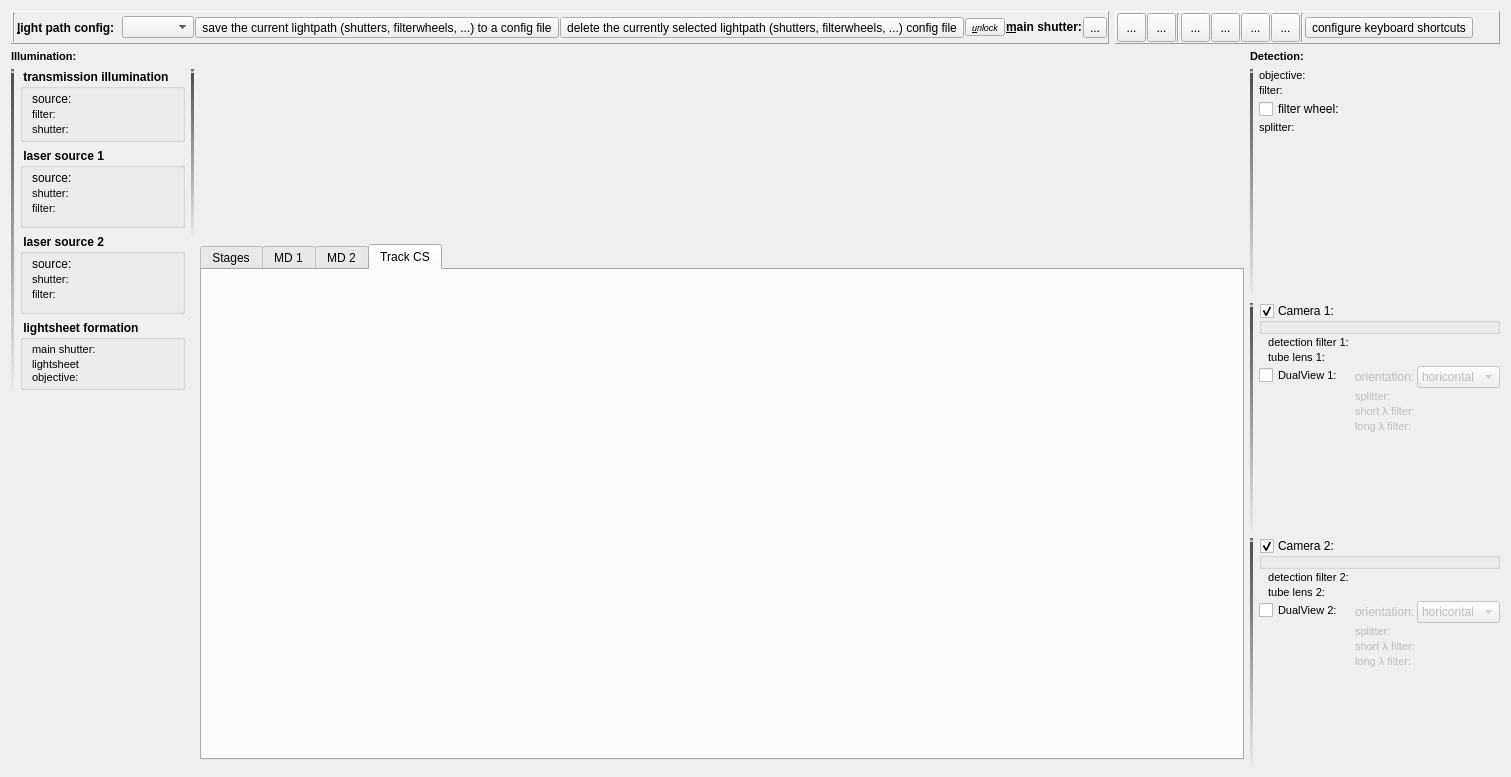
Above: plugins/spimb040/qfespimb040opticssetup.ui from lukl/QuickFit3 before the change. Below: the same form after it.
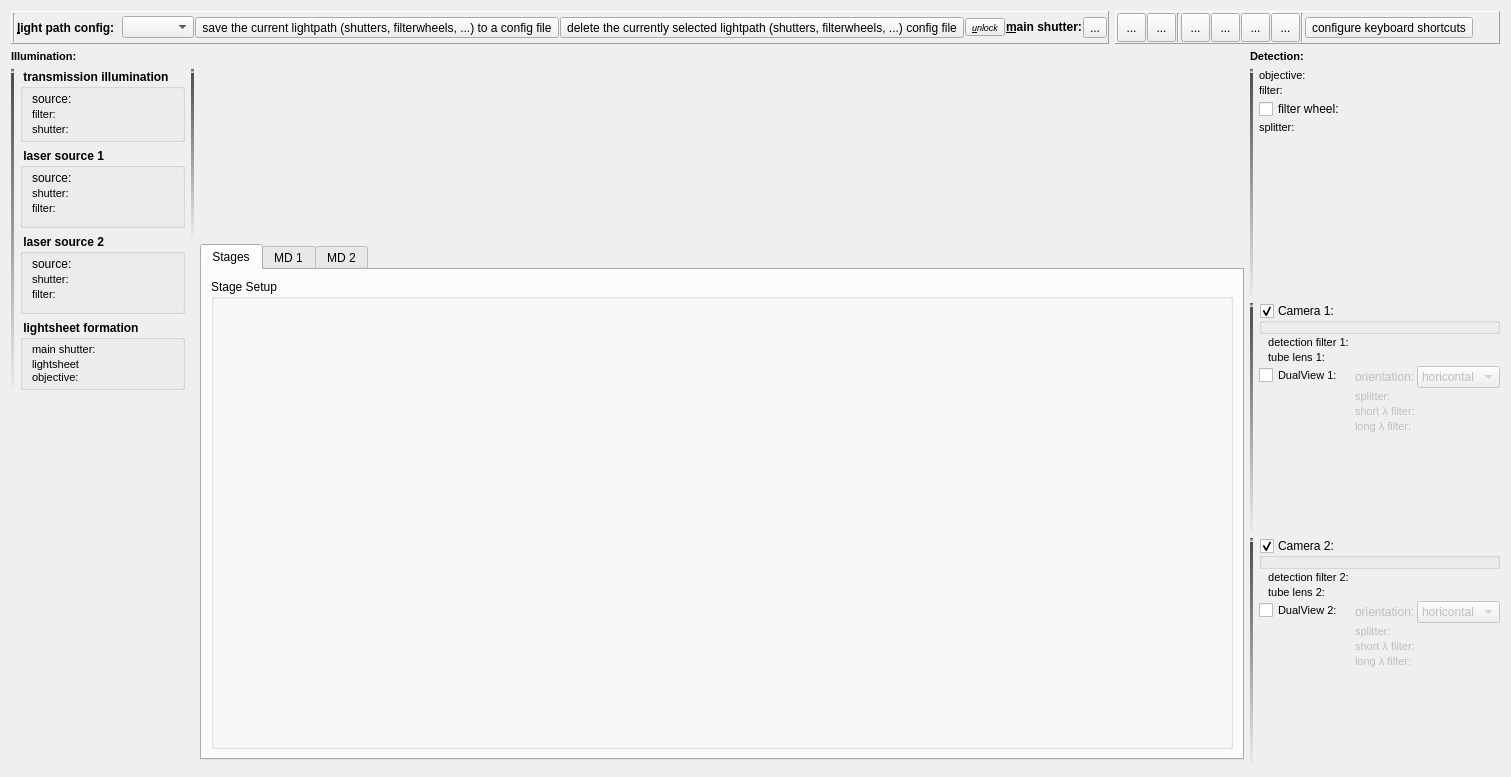
That is the form after the change. The open tabs and pages were chosen to show the change. Icons and pictures are not drawn. Custom widgets are drawn as their Qt base class.

Commit message: Removed obsolete TrackCS tab in SPIM Control window with corresponding files. Also removed compiler warning in cpptools.

```diff
--- a/plugins/spimb040/qfespimb040opticssetup.ui
+++ b/plugins/spimb040/qfespimb040opticssetup.ui
@@ -730,24 +730,6 @@
          </item>
         </layout>
        </widget>
-       <widget class="QWidget" name="tab_4">
-        <attribute name="title">
-         <string>Track CS</string>
-        </attribute>
-        <widget class="QFESPIMB040TrackCS" name="groupBox1" native="true">
-         <property name="enabled">
-          <bool>true</bool>
-         </property>
-         <property name="geometry">
-          <rect>
-           <x>-1</x>
-           <y>-1</y>
-           <width>371</width>
-           <height>481</height>
-          </rect>
-         </property>
-        </widget>
-       </widget>
       </widget>
      </item>
     </layout>
@@ -1781,12 +1763,6 @@
    <header>qfmeasurementdeviceconfigwidget.h</header>
    <container>1</container>
   </customwidget>
-  <customwidget>
-   <class>QFESPIMB040TrackCS</class>
-   <extends>QWidget</extends>
-   <header>qfespimb040trackcs.h</header>
-   <container>1</container>
-  </customwidget>
  </customwidgets>
  <tabstops>
   <tabstop>cmbLightpathConfig</tabstop>
```
Left out of the diff: 32 changed lines with no effect on the pictures. The commit also changes 5 other files.
